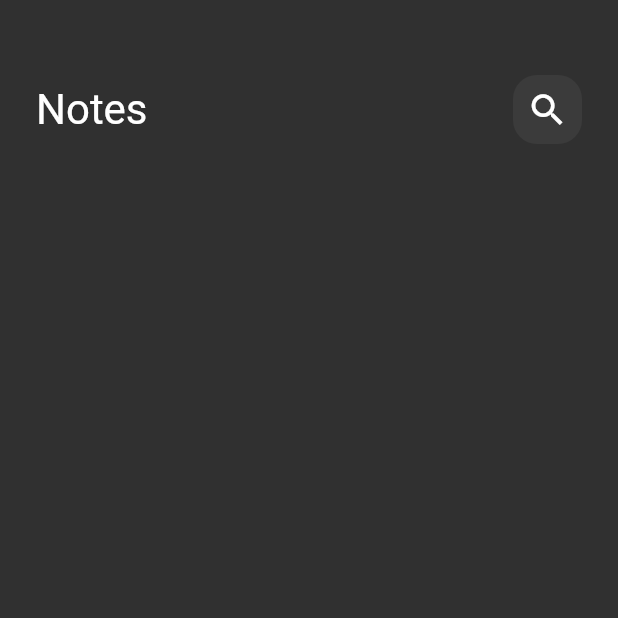
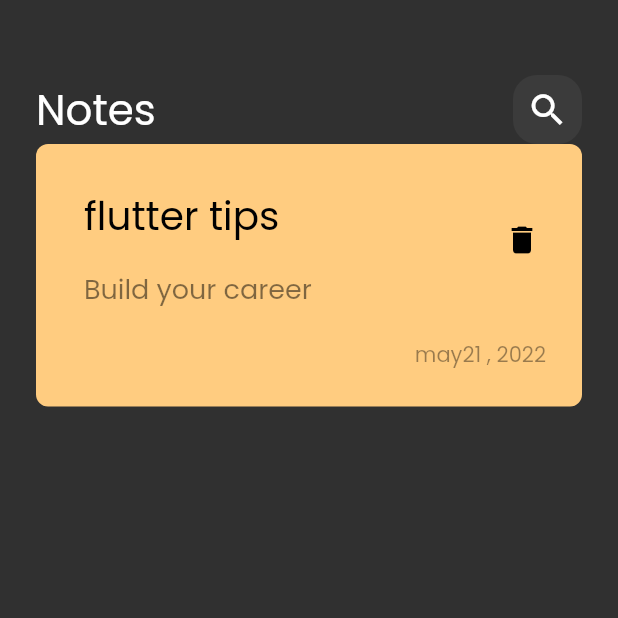
Before and after one commit to Ali1910/notesapp, a Flutter app: the screen it shows after launch, on a phone screen of 412 x 824 dp, the top half of it. Run offline on Flutter 3.47's test engine with Material 2 defaults, Android fonts, the phone set to English and light mode, and no system bars.

```diff
--- a/lib/main.dart
+++ b/lib/main.dart
@@ -12,7 +12,7 @@ class notesapp extends StatelessWidget {
   @override
   Widget build(BuildContext context) {
     return MaterialApp(
-        theme: ThemeData(brightness: Brightness.dark),
+        theme: ThemeData(brightness: Brightness.dark, fontFamily: 'Poppins'),
         debugShowCheckedModeBanner: false,
         home: const NotesView());
   }
--- a/lib/views/widgets/NotesViewBody.dart
+++ b/lib/views/widgets/NotesViewBody.dart
@@ -2,6 +2,7 @@ import 'package:flutter/cupertino.dart';
 import 'package:flutter/src/widgets/container.dart';
 import 'package:flutter/src/widgets/framework.dart';
 import 'package:notesapp/views/widgets/CustomAppbar.dart';
+import 'package:notesapp/views/widgets/noteitem.dart';
 
 class NotesViewBody extends StatelessWidget {
   const NotesViewBody({super.key});
@@ -16,6 +17,7 @@ class NotesViewBody extends StatelessWidget {
             height: 50,
           ),
           customappbar(),
+          Noteitem()
         ],
       ),
     );
```
Also changed, not shown: pubspec.yaml (+7 -11 lines), lib/assets/fonts/Poppins-Regular.ttf (added).
